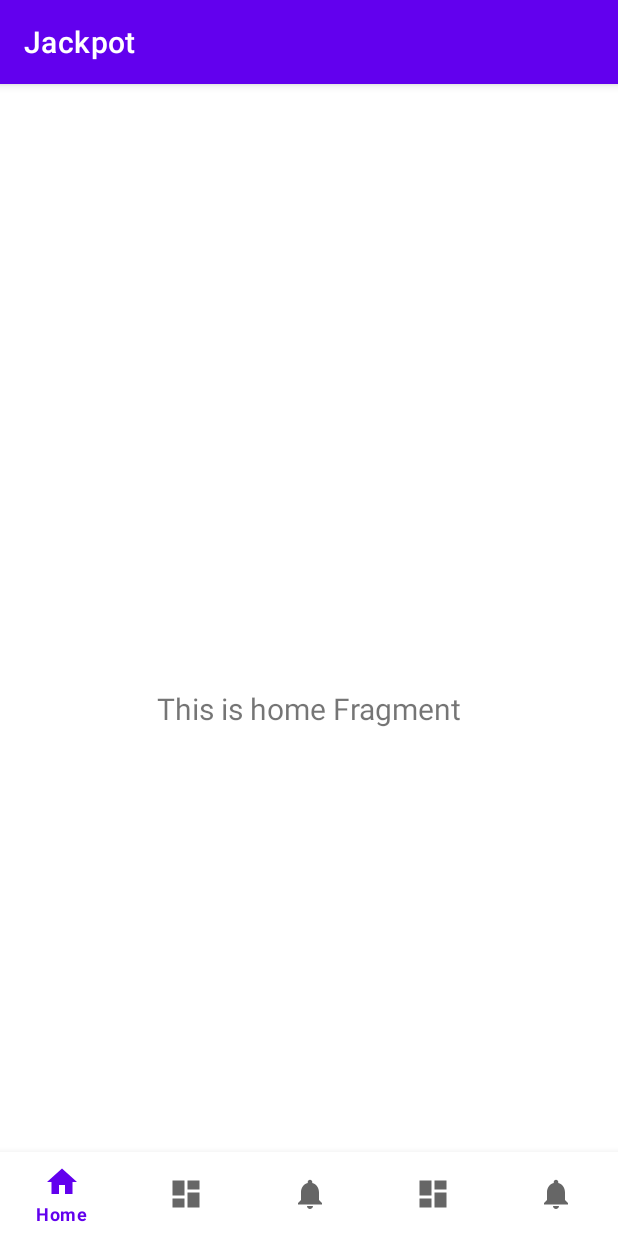
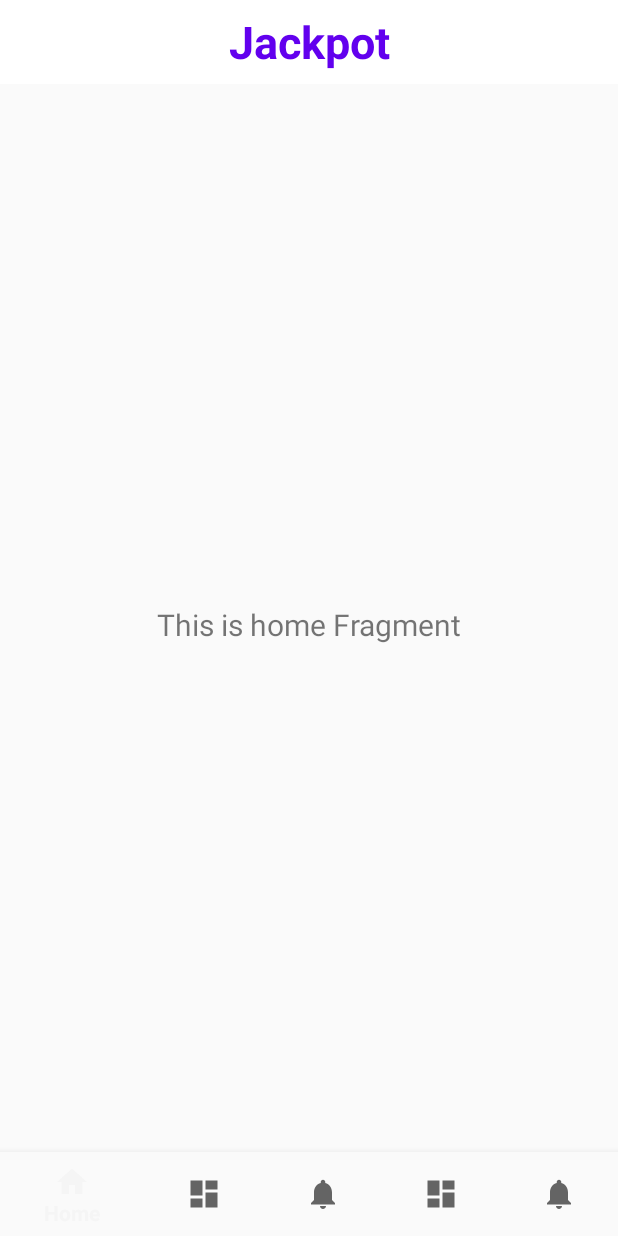
Before and after one commit to Jack-Beanstalk/Jackpot, an Android app: the screen it shows after launch (MainActivity), on a phone screen of 412 x 824 dp. Run offline under Robolectric (Android 15) with nearby library versions, the light colour scheme and no system bars; our stand-ins replace navigation-ui.

Commit message:
designing toolbar

```diff
--- a/Jackpot/app/src/main/AndroidManifest.xml
+++ b/Jackpot/app/src/main/AndroidManifest.xml
@@ -8,7 +8,7 @@
         android:label="@string/app_name"
         android:roundIcon="@mipmap/ic_launcher_round"
         android:supportsRtl="true"
-        android:theme="@style/Theme.Jackpot">
+        android:theme="@style/Theme.AppCompat.Light.NoActionBar">
         <activity
             android:name=".MainActivity"
             android:label="@string/app_name">
--- a/Jackpot/app/src/main/java/bee/design/jackpot/MainActivity.kt
+++ b/Jackpot/app/src/main/java/bee/design/jackpot/MainActivity.kt
@@ -15,7 +15,7 @@ class MainActivity : AppCompatActivity() {
 
     override fun onCreate(savedInstanceState: Bundle?) {
         super.onCreate(savedInstanceState)
-
+        setSupportActionBar(findViewById(R.id.my_toolbar))
         binding = ActivityMainBinding.inflate(layoutInflater)
         setContentView(binding.root)
 
@@ -28,7 +28,7 @@ class MainActivity : AppCompatActivity() {
                 R.id.navigation_home, R.id.navigation_camera, R.id.navigation_plus, R.id.navigation_chart, R.id.navigation_setting
             )
         )
-        setupActionBarWithNavController(navController, appBarConfiguration)
-        navView.setupWithNavController(navController)
+//        setupActionBarWithNavController(navController, appBarConfiguration)
+//        navView.setupWithNavController(navController)
     }
 }
--- a/Jackpot/app/src/main/res/layout/activity_main.xml
+++ b/Jackpot/app/src/main/res/layout/activity_main.xml
@@ -1,10 +1,28 @@
 <?xml version="1.0" encoding="utf-8"?>
 <androidx.constraintlayout.widget.ConstraintLayout xmlns:android="http://schemas.android.com/apk/res/android"
     xmlns:app="http://schemas.android.com/apk/res-auto"
+    xmlns:tools="http://schemas.android.com/tools"
     android:id="@+id/container"
     android:layout_width="match_parent"
-    android:layout_height="match_parent"
-    android:paddingTop="?attr/actionBarSize">
+    android:layout_height="match_parent">
+
+    <androidx.appcompat.widget.Toolbar
+        android:id="@+id/my_toolbar"
+        android:layout_width="match_parent"
+        android:layout_height="?attr/actionBarSize"
+        android:background="@android:color/white"
+        android:elevation="0dp"
+        tools:ignore="MissingConstraints">
+
+        <TextView
+            android:layout_width="wrap_content"
+            android:layout_height="wrap_content"
+            android:layout_gravity="center"
+            android:text="Jackpot"
+            android:textSize="30dp"
+            android:textStyle="bold"
+            android:textColor="@color/purple_500"/>
+    </androidx.appcompat.widget.Toolbar>
 
     <com.google.android.material.bottomnavigation.BottomNavigationView
         android:id="@+id/nav_view"
```
